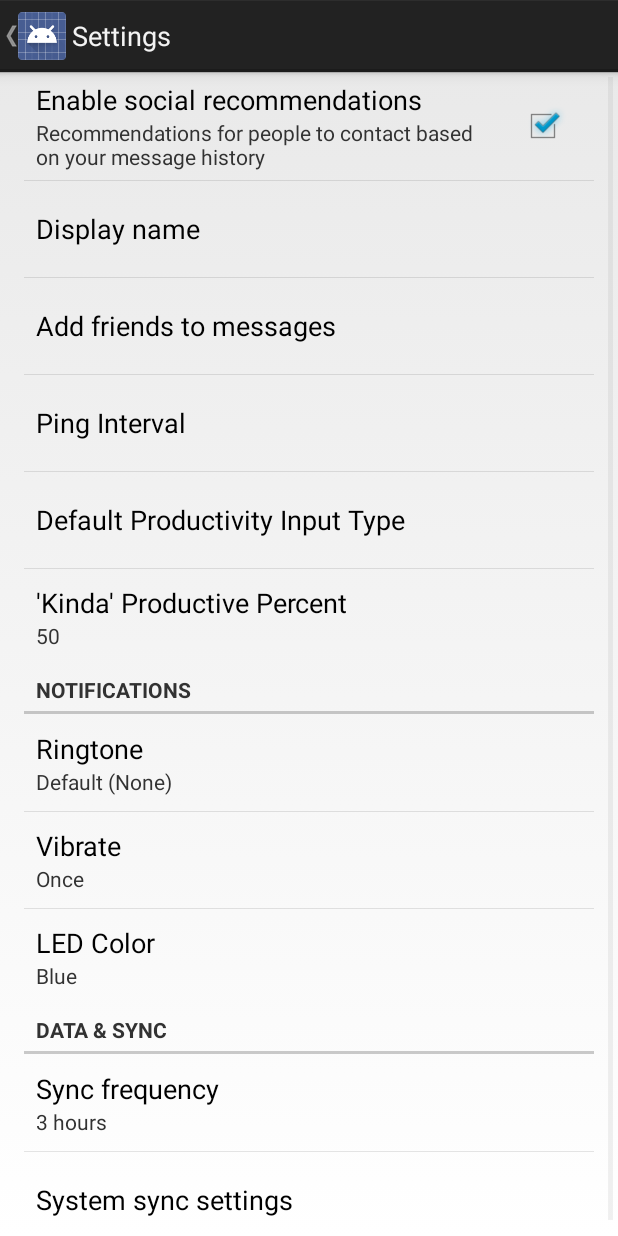
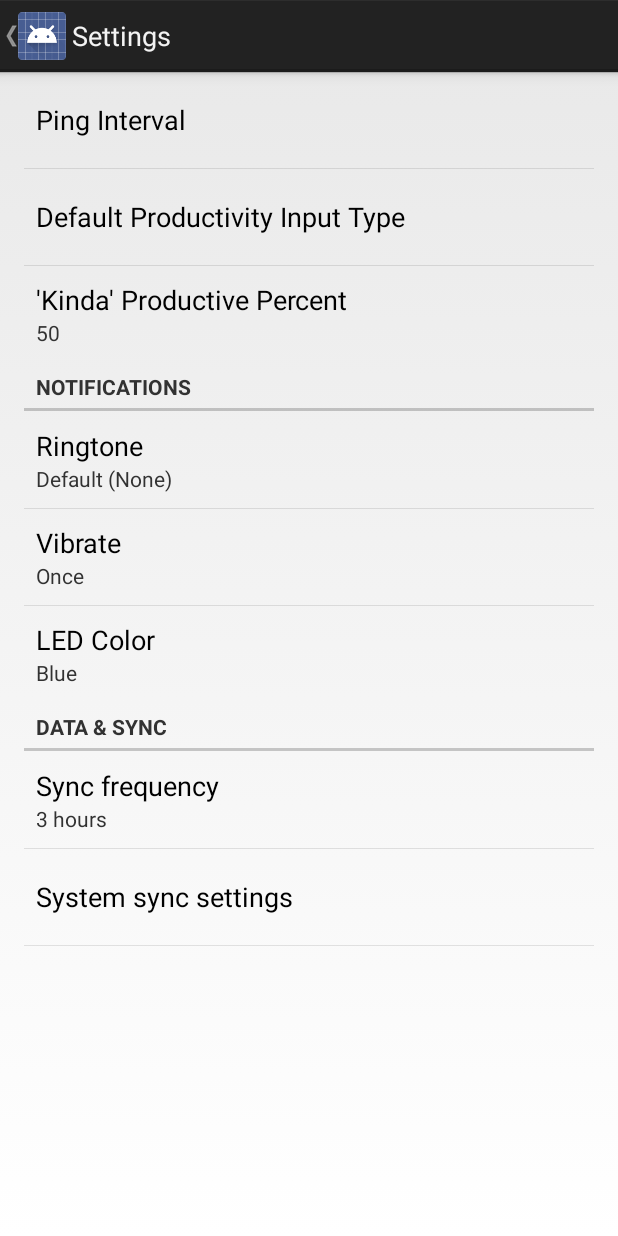
Before and after one commit to psybuzz/Where-Did-the-Time-Go, an Android app: the SettingsActivity screen opened directly, with no data from a screen before it, on a phone screen of 412 x 824 dp. Run offline under Robolectric (Android 15) with nearby library versions, the phone set to English and light mode, and no system bars.

Commit message:
Redo reverted stuff

```diff
--- a/app/src/main/java/wdttg/wheredidthetimego/SettingsActivity.java
+++ b/app/src/main/java/wdttg/wheredidthetimego/SettingsActivity.java
@@ -252,8 +252,8 @@ public class SettingsActivity extends PreferenceActivity {
             // to their values. When their values change, their summaries are
             // updated to reflect the new value, per the Android Design
             // guidelines.
-            bindPreferenceSummaryToValue(findPreference("example_text"));
-            bindPreferenceSummaryToValue(findPreference("example_list"));
+//            bindPreferenceSummaryToValue(findPreference("example_text"));
+//            bindPreferenceSummaryToValue(findPreference("example_list"));
         }
     }
 
--- a/app/src/main/res/xml/pref_general.xml
+++ b/app/src/main/res/xml/pref_general.xml
@@ -1,34 +1,4 @@
 <PreferenceScreen xmlns:android="http://schemas.android.com/apk/res/android">
-
-    <CheckBoxPreference
-        android:key="example_checkbox"
-        android:title="@string/pref_title_social_recommendations"
-        android:summary="@string/pref_description_social_recommendations"
-        android:defaultValue="true" />
-
-    <!-- NOTE: EditTextPreference accepts EditText attributes. -->
-    <!-- NOTE: EditTextPreference's summary should be set to its value by the activity code. -->
-    <EditTextPreference
-        android:key="example_text"
-        android:title="@string/pref_title_display_name"
-        android:defaultValue="@string/pref_default_display_name"
-        android:selectAllOnFocus="true"
-        android:inputType="textCapWords"
-        android:capitalize="words"
-        android:singleLine="true"
-        android:maxLines="1" />
-
-    <!-- NOTE: Hide buttons to simplify the UI. Users can touch outside the dialog to
-         dismiss it. -->
-    <!-- NOTE: ListPreference's summary should be set to its value by the activity code. -->
-    <ListPreference
-        android:key="example_list"
-        android:title="@string/pref_title_add_friends_to_messages"
-        android:defaultValue="-1"
-        android:entries="@array/pref_example_list_titles"
-        android:entryValues="@array/pref_example_list_values"
-        android:negativeButtonText="@null"
-        android:positiveButtonText="@null" />
 
     <ListPreference
         android:key="interval_list"
```
Also changed, not shown: app/src/main/java/wdttg/wheredidthetimego/FirstTabFragment.java (+22 -6 lines), app/src/main/java/wdttg/wheredidthetimego/SliderActivity.java (+14 -8 lines), app/src/main/res/layout/fragment_button_chooser.xml (+14 -4 lines), 1 other file.
